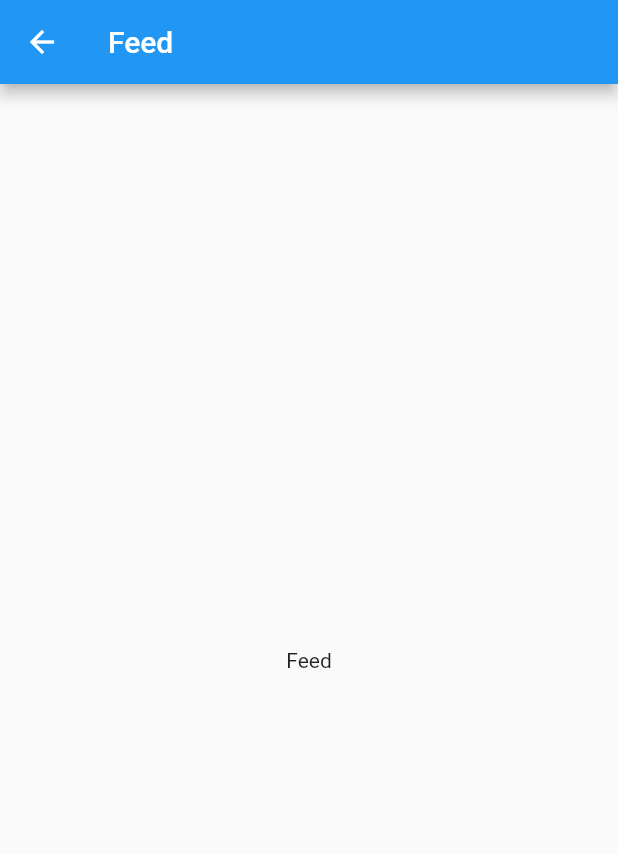
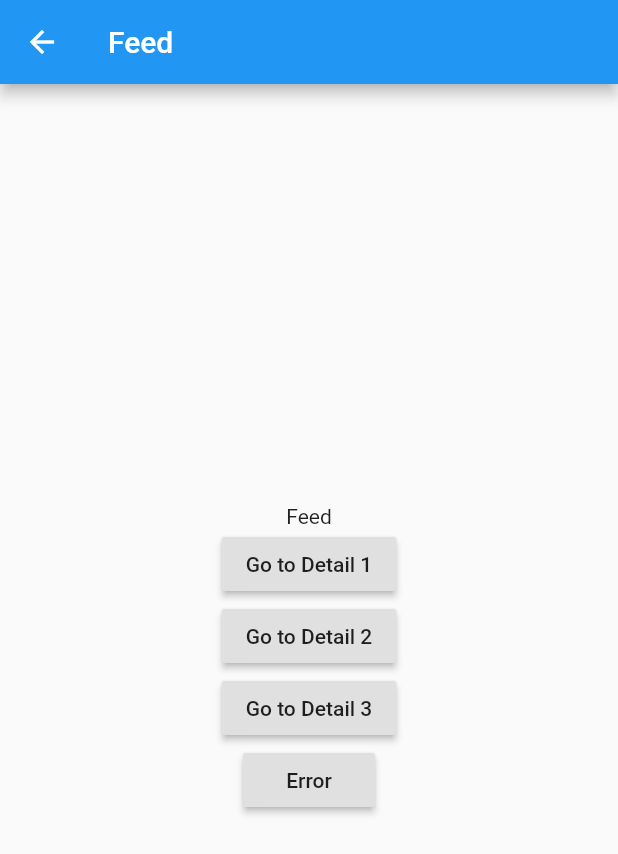
Before and after one commit to theflutterfactory/Flutter-Tutorials, a Flutter app: the FeedPage screen opened directly, on a phone screen of 412 x 824 dp. Shown: the top 854 px of the screen. Run offline on Flutter 3.47's test engine with Material 2 defaults, Android fonts, the phone set to English and light mode, and no system bars.

Commit message:
added buttons for navigation

```diff
--- a/lib/pages/feed.dart
+++ b/lib/pages/feed.dart
@@ -7,6 +7,14 @@ class FeedPage extends StatefulWidget {
   State<StatefulWidget> createState() {
     return _FeedPageState();
   }
+}
+
+Widget _buildNavigationButton(
+    BuildContext context, String buttonText, String routeString) {
+  return RaisedButton(
+    child: Text(buttonText),
+    onPressed: () => Navigator.pushNamed(context, routeString),
+  );
 }
 
 class _FeedPageState extends State<FeedPage> {
@@ -21,6 +29,10 @@ class _FeedPageState extends State<FeedPage> {
           mainAxisAlignment: MainAxisAlignment.center,
           children: <Widget>[
             Text('Feed'),
+            _buildNavigationButton(context, 'Go to Detail 1', '/detailId/1'),
+            _buildNavigationButton(context, 'Go to Detail 2', '/detailId/2'),
+            _buildNavigationButton(context, 'Go to Detail 3', '/detailId/3'),
+            _buildNavigationButton(context, 'Error', '/detailId/'),
           ],
         ),
       ),
--- a/lib/pages/login.dart
+++ b/lib/pages/login.dart
@@ -21,6 +21,10 @@ class _LoginPageState extends State<LoginPage> {
               'Coding with Curry',
               style: TextStyle(fontSize: 32),
             ),
+            RaisedButton(
+              child: Text('Go to Feed'),
+              onPressed: () => Navigator.pushReplacementNamed(context, '/feed'),
+            )
           ],
         ),
       ),
```
